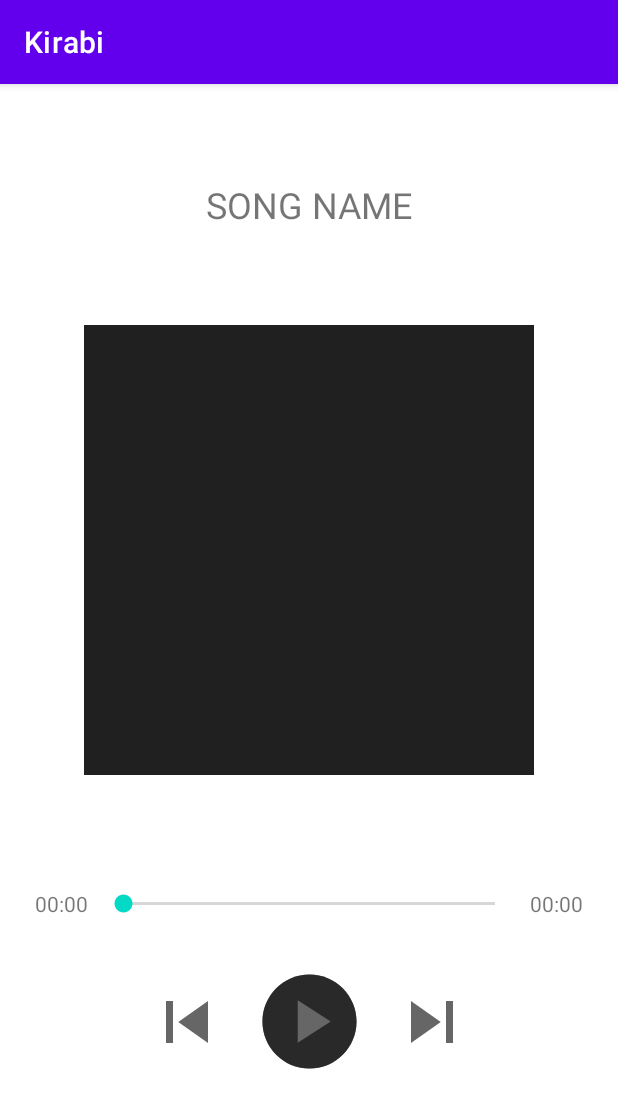
After one commit to AnEstevez/kirabi, an Android app: the MediaFragment screen opened through its navigation route, on a phone screen of 412 x 824 dp. The commit adds this screen. Shown: the top 1108 px of the screen. Run offline under Robolectric (Android 15) with nearby library versions, the phone set to English and light mode, and no system bars; our stand-ins replace Dagger/Hilt's generated code; network calls fail.

Commit message:
MediaFragment.kt + navigation

```diff
--- a/app/build.gradle
+++ b/app/build.gradle
@@ -4,7 +4,6 @@ plugins {
     id 'kotlin-kapt'
     id 'com.google.gms.google-services'
     id 'dagger.hilt.android.plugin'
-
 }
 
 android {
--- a/app/src/main/java/com/andresestevez/kirabi/data/common/Constants.kt
+++ b/app/src/main/java/com/andresestevez/kirabi/data/common/Constants.kt
@@ -5,4 +5,5 @@ object Constants {
     const val SERVICE_TAG = "AudioService"
     const val MEDIA_ROOT_ID = "root_id"
     const val NETWORK_ERROR = "NETWORK_ERROR"
+    const val UPDATE_PLAYER_POSITION_INTERVAL = 100L
 }
--- a/app/src/main/java/com/andresestevez/kirabi/exoplayer/PlaybackStateCompatExt.kt
+++ b/app/src/main/java/com/andresestevez/kirabi/exoplayer/PlaybackStateCompatExt.kt
@@ -1,6 +1,8 @@
 package com.andresestevez.kirabi.exoplayer
 
+import android.os.SystemClock
 import android.support.v4.media.session.PlaybackStateCompat
+import android.support.v4.media.session.PlaybackStateCompat.STATE_PLAYING
 
 inline val PlaybackStateCompat.isPrepared
     get() = state == PlaybackStateCompat.STATE_BUFFERING ||
@@ -12,5 +14,11 @@ inline val PlaybackStateCompat.isPlaying
             state == PlaybackStateCompat.STATE_PLAYING
 
 inline val PlaybackStateCompat.isPlayEnabled
-    get() = actions and PlaybackStateCompat.ACTION_PLAY != 0L  ||
+    get() = actions and PlaybackStateCompat.ACTION_PLAY != 0L ||
             (actions and PlaybackStateCompat.ACTION_PAUSE != 0L && state == PlaybackStateCompat.STATE_PAUSED)
+
+inline val PlaybackStateCompat.currentPlaybackPosition: Long
+    get() = if (state == STATE_PLAYING) {
+        val timeDelta = SystemClock.elapsedRealtime() - lastPositionUpdateTime
+        (position * (timeDelta * playbackSpeed)).toLong()
+    } else position
--- a/app/src/main/java/com/andresestevez/kirabi/presentation/MainActivity.kt
+++ b/app/src/main/java/com/andresestevez/kirabi/presentation/MainActivity.kt
@@ -4,6 +4,8 @@ import android.os.Bundle
 import android.support.v4.media.session.PlaybackStateCompat
 import androidx.activity.viewModels
 import androidx.appcompat.app.AppCompatActivity
+import androidx.core.view.isVisible
+import androidx.navigation.fragment.NavHostFragment
 import androidx.viewpager2.widget.ViewPager2
 import com.andresestevez.kirabi.R
 import com.andresestevez.kirabi.data.Status
@@ -64,6 +66,33 @@ class MainActivity : AppCompatActivity() {
             }
         }
 
+        val navHostFragment =
+            supportFragmentManager.findFragmentById(R.id.navHostFragment) as NavHostFragment
+        val navController = navHostFragment.navController
+
+        navController.addOnDestinationChangedListener { _, destination, _ ->
+            when (destination.id) {
+                R.id.mediaFragment -> hideBottomBar()
+                R.id.homeFragment -> showBottomBar()
+                else -> showBottomBar()
+            }
+        }
+
+        adapter.setOnItemClickListener {
+            navController.navigate(R.id.globalActionToMediaFragment)
+        }
+    }
+
+    private fun hideBottomBar() {
+        binding.ivCurSongImage.isVisible = false
+        binding.ivPlayPause.isVisible = false
+        binding.vpSong.isVisible = false
+    }
+
+    private fun showBottomBar() {
+        binding.ivCurSongImage.isVisible = true
+        binding.ivPlayPause.isVisible = true
+        binding.vpSong.isVisible = true
     }
 
     private fun switchViewPagerToCurrentMedia(media: Media) {
--- a/app/src/main/java/com/andresestevez/kirabi/presentation/HomeFragment.kt
+++ b/app/src/main/java/com/andresestevez/kirabi/presentation/fragments/HomeFragment.kt
@@ -1,4 +1,4 @@
-package com.andresestevez.kirabi.presentation
+package com.andresestevez.kirabi.presentation.fragments
 
 import android.os.Bundle
 import android.view.LayoutInflater
--- /dev/null
+++ b/app/src/main/java/com/andresestevez/kirabi/presentation/fragments/MediaFragment.kt
@@ -0,0 +1,83 @@
+package com.andresestevez.kirabi.presentation.fragments
+
+import android.os.Bundle
+import android.view.LayoutInflater
+import android.view.View
+import android.view.ViewGroup
+import androidx.fragment.app.Fragment
+import androidx.fragment.app.activityViewModels
+import androidx.fragment.app.viewModels
+import com.andresestevez.kirabi.R
+import com.andresestevez.kirabi.data.Status
+import com.andresestevez.kirabi.data.models.Media
+import com.andresestevez.kirabi.databinding.FragmentMediaBinding
+import com.andresestevez.kirabi.exoplayer.toMedia
+import com.andresestevez.kirabi.presentation.viewmodels.MainViewModel
+import com.andresestevez.kirabi.presentation.viewmodels.MediaViewModel
+import com.bumptech.glide.RequestManager
+import dagger.hilt.android.AndroidEntryPoint
+import javax.inject.Inject
+
+@AndroidEntryPoint
+class MediaFragment : Fragment(R.layout.fragment_media) {
+
+    @Inject
+    lateinit var glide: RequestManager
+
+    private val mainViewModel : MainViewModel by activityViewModels()
+    private val mediaViewModel: MediaViewModel by viewModels()
+
+    private var curPlayingMedia: Media? = null
+
+    private var _binding : FragmentMediaBinding? = null
+    val binding : FragmentMediaBinding get() = _binding!!
+
+    override fun onCreateView(
+        inflater: LayoutInflater,
+        container: ViewGroup?,
+        savedInstanceState: Bundle?
+    ): View {
+        _binding = FragmentMediaBinding.inflate(inflater, container, false)
+        return binding.root
+    }
+
+    override fun onViewCreated(view: View, savedInstanceState: Bundle?) {
+        super.onViewCreated(view, savedInstanceState)
+        subscribeToObservers()
+    }
+
+    override fun onDestroyView() {
+        super.onDestroyView()
+        _binding = null
+    }
+
+    private fun updateTitleAndImage(media: Media) {
+        val title = "${media.title} - ${media.artist}"
+        binding.tvMediaName.text = title
+        glide.load(media.imageUrl).into(binding.ivMediaImage)
+    }
+
+    private fun subscribeToObservers() {
+        mainViewModel.mediaItems.observe(viewLifecycleOwner) {
+            it?.let { result ->
+                when (result.status) {
+                    Status.SUCCESS -> {
+                        result.data?.let { medias ->
+                            if(curPlayingMedia == null && medias.isNotEmpty()) {
+                                curPlayingMedia = medias[0]
+                                updateTitleAndImage(medias[0])
+                            }
+                        }
+                    }
+                    else -> Unit
+                }
+            }
+        }
+
+        mainViewModel.curlPlayingMedia.observe(viewLifecycleOwner) {
+            if (it == null) return@observe
+            curPlayingMedia = it.toMedia().also { media ->  updateTitleAndImage(media) }
+        }
+
+    }
+}
--- /dev/null
+++ b/app/src/main/java/com/andresestevez/kirabi/presentation/viewmodels/MediaViewModel.kt
@@ -0,0 +1,49 @@
+package com.andresestevez.kirabi.presentation.viewmodels
+
+import androidx.lifecycle.LiveData
+import androidx.lifecycle.MutableLiveData
+import androidx.lifecycle.ViewModel
+import androidx.lifecycle.viewModelScope
+import com.andresestevez.kirabi.data.common.Constants.UPDATE_PLAYER_POSITION_INTERVAL
+import com.andresestevez.kirabi.exoplayer.AudioService
+import com.andresestevez.kirabi.exoplayer.AudioServiceConnection
+import com.andresestevez.kirabi.exoplayer.currentPlaybackPosition
+import dagger.hilt.android.lifecycle.HiltViewModel
+import kotlinx.coroutines.ExperimentalCoroutinesApi
+import kotlinx.coroutines.delay
+import kotlinx.coroutines.launch
+import javax.inject.Inject
+
+@ExperimentalCoroutinesApi
+@HiltViewModel
+class MediaViewModel @Inject constructor(
+    audioServiceConnection: AudioServiceConnection
+) : ViewModel() {
+
+    private val playbackState = audioServiceConnection.playbackState
+
+    private val _curMediaDuration = MutableLiveData<Long>()
+    val curMediaDuration: LiveData<Long> get() = _curMediaDuration
+
+    private val _curPlayerPosition = MutableLiveData<Long>()
+    val curPlayerPosition: LiveData<Long> get() = _curPlayerPosition
+
+    init {
+        updateCurrentPlayerPosition()
+    }
+
+    private fun updateCurrentPlayerPosition() {
+        viewModelScope.launch {
+            while(true) {
+                val pos = playbackState.value?.currentPlaybackPosition
+                pos?.let {
+                    if (curPlayerPosition.value != it) {
+                        _curPlayerPosition.postValue(it)
+                        _curMediaDuration.postValue(AudioService.curMediaDuration)
+                    }
+                }
+                delay(UPDATE_PLAYER_POSITION_INTERVAL)
+            }
+        }
+    }
+}
--- /dev/null
+++ b/app/src/main/res/drawable/ic_circle.xml
@@ -0,0 +1,10 @@
+<vector xmlns:android="http://schemas.android.com/apk/res/android"
+    android:width="24dp"
+    android:height="24dp"
+    android:viewportWidth="24"
+    android:viewportHeight="24"
+    android:tint="?attr/colorControlNormal">
+  <path
+      android:fillColor="@android:color/white"
+      android:pathData="M12,2C6.47,2 2,6.47 2,12s4.47,10 10,10 10,-4.47 10,-10S17.53,2 12,2z"/>
+</vector>
--- /dev/null
+++ b/app/src/main/res/drawable/ic_skip_next.xml
@@ -0,0 +1,10 @@
+<vector xmlns:android="http://schemas.android.com/apk/res/android"
+    android:width="24dp"
+    android:height="24dp"
+    android:viewportWidth="24"
+    android:viewportHeight="24"
+    android:tint="?attr/colorControlNormal">
+  <path
+      android:fillColor="@android:color/white"
+      android:pathData="M6,18l8.5,-6L6,6v12zM16,6v12h2V6h-2z"/>
+</vector>
--- /dev/null
+++ b/app/src/main/res/drawable/ic_skip_previous.xml
@@ -0,0 +1,10 @@
+<vector xmlns:android="http://schemas.android.com/apk/res/android"
+    android:width="24dp"
+    android:height="24dp"
+    android:viewportWidth="24"
+    android:viewportHeight="24"
+    android:tint="?attr/colorControlNormal">
+  <path
+      android:fillColor="@android:color/white"
+      android:pathData="M6,6h2v12L6,18zM9.5,12l8.5,6L18,6z"/>
+</vector>
--- /dev/null
+++ b/app/src/main/res/layout/fragment_media.xml
@@ -0,0 +1,110 @@
+<?xml version="1.0" encoding="utf-8"?>
+<androidx.constraintlayout.widget.ConstraintLayout xmlns:android="http://schemas.android.com/apk/res/android"
+    xmlns:app="http://schemas.android.com/apk/res-auto"
+    xmlns:tools="http://schemas.android.com/tools"
+    android:layout_width="match_parent"
+    android:layout_height="match_parent"
+    tools:context=".presentation.MainActivity">
+
+    <com.google.android.material.textview.MaterialTextView
+        android:id="@+id/tvMediaName"
+        android:layout_width="0dp"
+        android:layout_height="wrap_content"
+        android:text="SONG NAME"
+        android:gravity="center"
+        android:textSize="24sp"
+        app:layout_constraintBottom_toTopOf="@+id/ivMediaImage"
+        app:layout_constraintEnd_toEndOf="parent"
+        app:layout_constraintHorizontal_bias="0.5"
+        app:layout_constraintStart_toStartOf="parent"
+        app:layout_constraintTop_toTopOf="parent" />
+
+    <ImageView
+        android:id="@+id/ivMediaImage"
+        android:layout_width="300dp"
+        android:layout_height="300dp"
+        android:background="@color/darkBackground"
+        app:layout_constraintBottom_toTopOf="@+id/guideline2"
+        app:layout_constraintEnd_toEndOf="parent"
+        app:layout_constraintHorizontal_bias="0.5"
+        app:layout_constraintStart_toStartOf="parent" />
+
+    <com.google.android.material.textview.MaterialTextView
+        android:id="@+id/tvCurTime"
+        android:layout_width="50dp"
+        android:layout_height="wrap_content"
+        android:gravity="center"
+        android:text="00:00"
+        android:layout_marginStart="16dp"
+        android:textSize="14sp"
+        app:layout_constraintBottom_toBottomOf="@+id/seekBar"
+        app:layout_constraintStart_toStartOf="parent"
+        app:layout_constraintTop_toTopOf="@+id/seekBar" />
+
+    <SeekBar
+        android:id="@+id/seekBar"
+        android:layout_width="0dp"
+        android:layout_height="18dp"
+        app:layout_constraintEnd_toStartOf="@+id/tvMediaDuration"
+        app:layout_constraintStart_toEndOf="@+id/tvCurTime"
+        app:layout_constraintTop_toTopOf="@+id/guideline3" />
+
+    <com.google.android.material.textview.MaterialTextView
+        android:id="@+id/tvMediaDuration"
+        android:layout_width="50dp"
+        android:layout_height="wrap_content"
+        android:gravity="center"
+        android:text="00:00"
+        android:layout_marginEnd="16dp"
+        android:textSize="14sp"
+        app:layout_constraintBottom_toBottomOf="@+id/seekBar"
+        app:layout_constraintEnd_toEndOf="parent"
+        app:layout_constraintTop_toTopOf="@+id/seekBar" />
+
+    <ImageView
+        android:id="@+id/ivPlayPauseDetail"
+        android:layout_width="75dp"
+        android:layout_height="75dp"
+        android:layout_marginTop="32dp"
+        android:background="@drawable/ic_circle"
+        android:src="@drawable/ic_play"
+        app:layout_constraintEnd_toEndOf="parent"
+        app:layout_constraintHorizontal_bias="0.5"
+        app:layout_constraintStart_toStartOf="parent"
+        app:layout_constraintTop_toBottomOf="@+id/seekBar" />
+
+    <ImageView
+        android:id="@+id/ivSkipPrevious"
+        android:layout_width="56dp"
+        android:layout_height="56dp"
+        android:layout_marginEnd="16dp"
+        android:src="@drawable/ic_skip_previous"
+        app:layout_constraintBottom_toBottomOf="@+id/ivPlayPauseDetail"
+        app:layout_constraintEnd_toStartOf="@+id/ivPlayPauseDetail"
+        app:layout_constraintTop_toTopOf="@+id/ivPlayPauseDetail" />
+
+    <ImageView
+        android:id="@+id/ivSkip"
+        android:layout_width="56dp"
+        android:layout_height="56dp"
+        android:layout_marginStart="16dp"
+        android:src="@drawable/ic_skip_next"
+        app:layout_constraintBottom_toBottomOf="@+id/ivPlayPauseDetail"
+        app:layout_constraintStart_toEndOf="@+id/ivPlayPauseDetail"
+        app:layout_constraintTop_toTopOf="@+id/ivPlayPauseDetail" />
+
+    <androidx.constraintlayout.widget.Guideline
+        android:id="@+id/guideline2"
+        android:layout_width="wrap_content"
+        android:layout_height="wrap_content"
+        android:orientation="horizontal"
+        app:layout_constraintGuide_percent="0.6" />
+
+    <androidx.constraintlayout.widget.Guideline
+        android:id="@+id/guideline3"
+        android:layout_width="wrap_content"
+        android:layout_height="wrap_content"
+        android:orientation="horizontal"
+        app:layout_constraintGuide_percent="0.7" />
+
+</androidx.constraintlayout.widget.ConstraintLayout>
--- a/app/src/main/res/navigation/nav_graph.xml
+++ b/app/src/main/res/navigation/nav_graph.xml
@@ -6,6 +6,13 @@
 
     <fragment
         android:id="@+id/homeFragment"
-        android:name="com.andresestevez.kirabi.presentation.HomeFragment"
+        android:name="com.andresestevez.kirabi.presentation.fragments.HomeFragment"
         android:label="HomeFragment" />
+    <fragment
+        android:id="@+id/mediaFragment"
+        android:name="com.andresestevez.kirabi.presentation.fragments.MediaFragment"
+        android:label="MediaFragment" />
+
+    <action android:id="@+id/globalActionToMediaFragment"
+        app:destination="@id/mediaFragment" />
 </navigation>
```
